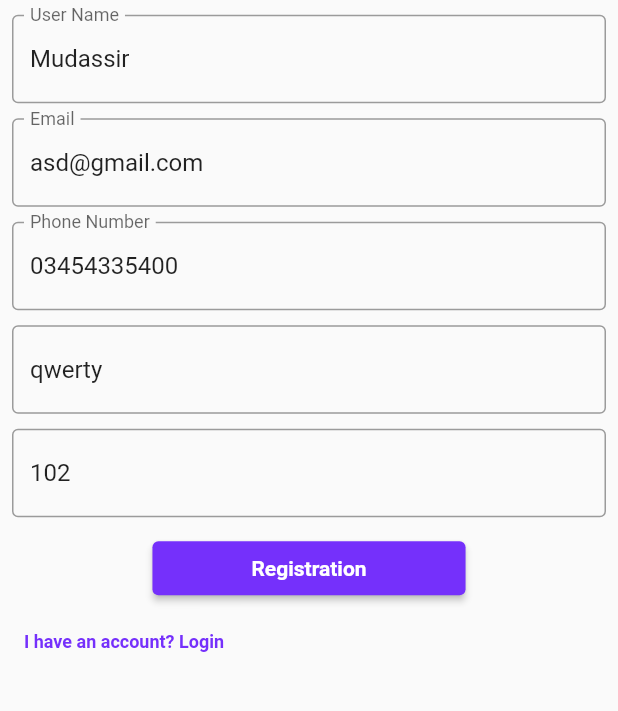
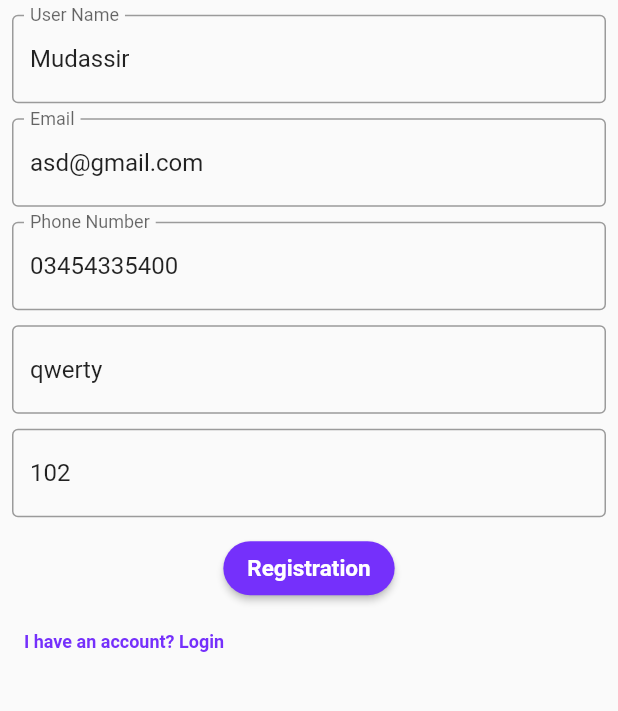
Before and after one commit to mudassir060/CashFolw, a Flutter app: the screen it shows after launch, after a tap on "Don't have an account?", on a phone screen of 412 x 824 dp, the part 403-1114 px from its top. Run offline on Flutter 3.47's test engine with Material 2 defaults, Android fonts, the phone set to English and light mode, and no system bars; our stand-ins replace cloud_firestore, dotted_line, firebase_auth, firebase_core, image_picker, percent_indicator and 1 more; missing offline and left inert: email_auth; accounts and stored records are empty; network calls fail.

Commit message:
Theme Set

```diff
--- a/lib/Api/login.dart
+++ b/lib/Api/login.dart
@@ -190,14 +190,22 @@ class _LoginState extends State<Login> {
                             ),
                             // SizedBox(height: 10),
                               ElevatedButton(
-                              child: const Padding(
-                                padding: EdgeInsets.only(left: 60, right: 60),
-                                child: Text(
+                  child: const Text(
                     'LogIn',
-                                  style: TextStyle(fontWeight: FontWeight.bold),
+                    style: TextStyle(
+                      color: Colors.white,
+                      fontWeight: FontWeight.bold,
+                      fontSize: 15,
                     ),
                   ),
                   onPressed: register,
+                  style: ButtonStyle(
+                    shape: MaterialStateProperty.all<RoundedRectangleBorder>(
+                      RoundedRectangleBorder(
+                        borderRadius: BorderRadius.circular(18.0),
+                      ),
+                    ),
+                  ),
                 ),
                             const SizedBox(height: 20),
                             Row(
--- a/lib/Api/register.dart
+++ b/lib/Api/register.dart
@@ -216,14 +216,22 @@ class _RegistrationState extends State<Registration> {
                           const SizedBox(height: 10),
 
                             ElevatedButton(
-                            child: const Padding(
-                              padding: EdgeInsets.only(left: 50, right: 50),
-                              child: Text(
+                  child: const Text(
                     'Registration',
-                                style: TextStyle(fontWeight: FontWeight.bold),
+                    style: TextStyle(
+                      color: Colors.white,
+                      fontWeight: FontWeight.bold,
+                      fontSize: 15,
                     ),
                   ),
                   onPressed: register,
+                  style: ButtonStyle(
+                    shape: MaterialStateProperty.all<RoundedRectangleBorder>(
+                      RoundedRectangleBorder(
+                        borderRadius: BorderRadius.circular(18.0),
+                      ),
+                    ),
+                  ),
                 ),
                           Row(
                             mainAxisAlignment: MainAxisAlignment.start,
--- a/lib/Pages/SplashScreen.dart
+++ b/lib/Pages/SplashScreen.dart
@@ -32,16 +32,19 @@ class _SplashScreenState extends State<SplashScreen> {
             child: Image.asset('images/Logo.png'),
           ),
           // ignore: avoid_unnecessary_containers
-          Container(
-              child: const CircularProgressIndicator(
-            color: Color.fromRGBO(117, 48, 251, 1.0),
-          )),
+          Padding(
+            padding: const EdgeInsets.all(28.0),
+            child: Container(
+                child: const CircularProgressIndicator(
+              color: Color.fromRGBO(117, 48, 251, 1.0),
+            )),
+          ),
           // ignore: avoid_unnecessary_containers
           Container(
               child: const Text(
             "Cash Flow Click Is Loading",
             style: TextStyle(
-              fontSize: 10.0,
+              fontSize: 12.0,
               color: Colors.black,
               fontWeight: FontWeight.bold,
             ),
```
Also changed, not shown: lib/Pages/Admin/Create_Plan.dart (+16 -8 lines), lib/Pages/HomePage.dart (+15 -13 lines), lib/Pages/Viewer/InviteFriend.dart (+19 -7 lines), images/addfriend.png (renamed from images/add-friend.png). Lines whose indentation alone changed are shown as unchanged.
